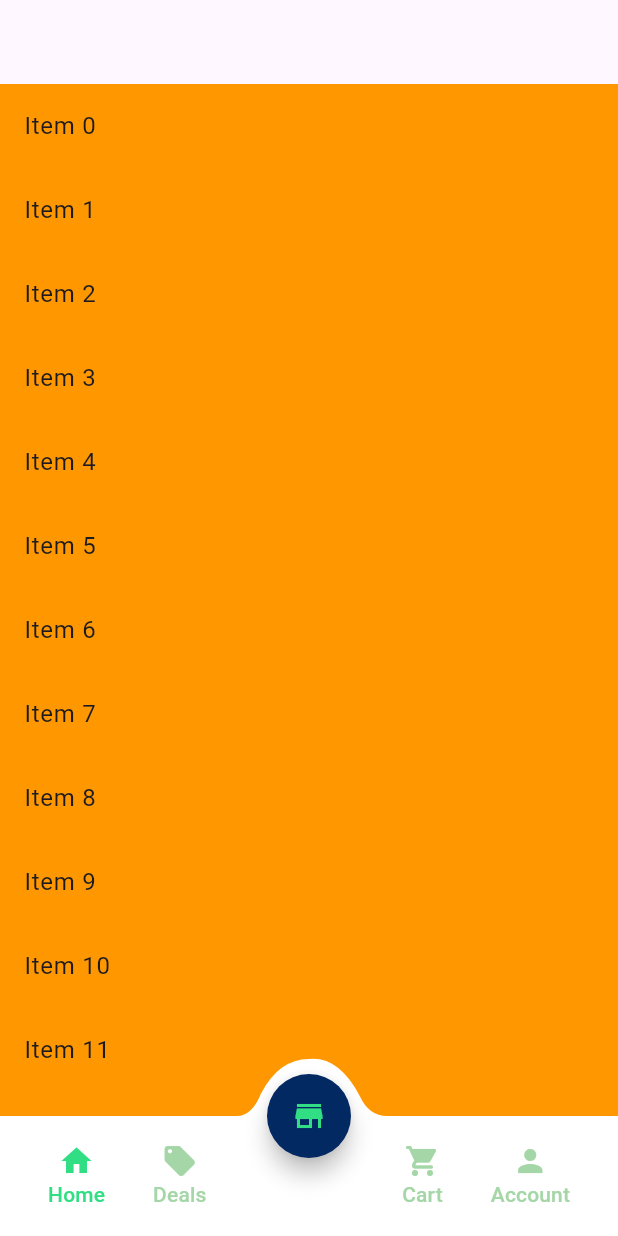
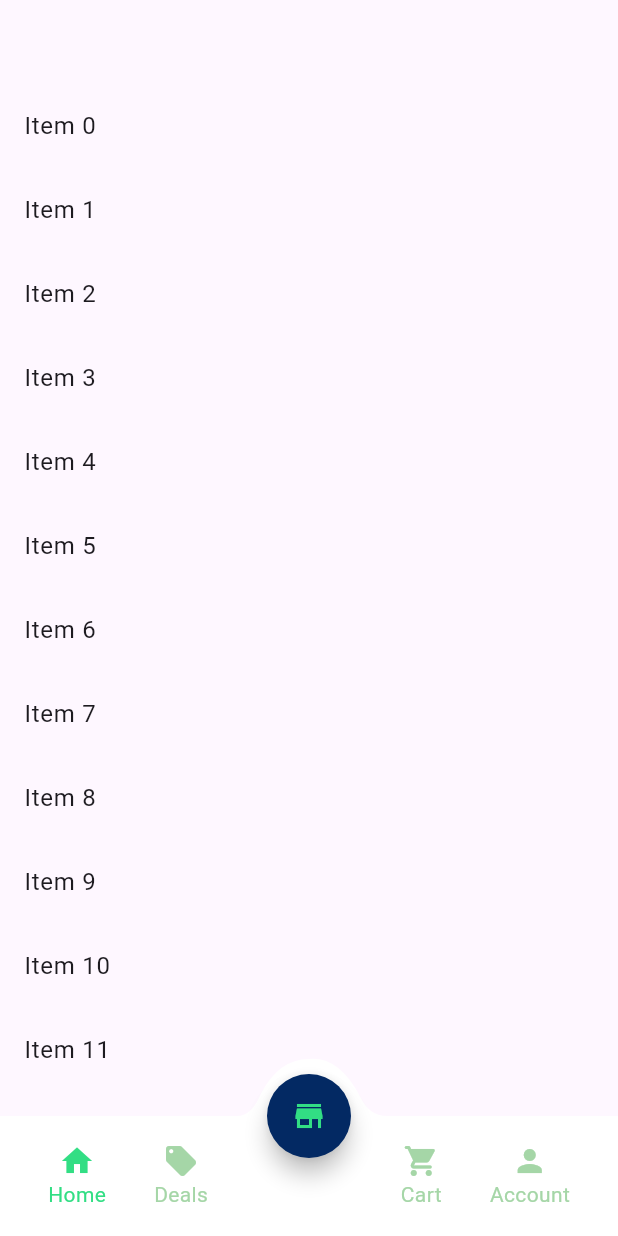
Before and after one commit to caio-deiro/bento_layout_challenger, a Flutter app: the screen it shows after launch, on a phone screen of 412 x 824 dp. Run offline on Flutter 3.47's test engine with Material 3 defaults, Android fonts, the phone set to English and light mode, and no system bars.

Commit message:
create file to colors

```diff
--- /dev/null
+++ b/lib/src/app/core/constants/app_colors.dart
@@ -0,0 +1,22 @@
+import 'dart:ui';
+
+/// Class responsable for the app colors
+class AppColors {
+  /// White primary color
+  static const whitePrimary = Color(0xFFFFFFFF);
+
+  /// Green primary color
+  static const greenPrimary = Color(0xFF32de84);
+
+  /// Green secondary color
+  static const greenSecondary = Color(0xFFA5D6A7);
+
+  /// Blue primary color
+  static const bluePrimary = Color(0xFF032963);
+
+  /// Blue secondary color
+  static const blueSecondary = Color(0xFF828E9B);
+
+  /// Blue tertiary color
+  static const blueTertiary = Color(0xFFBFEDC8);
+}
--- a/lib/src/app/core/widgets/app_bottombar_widget.dart
+++ b/lib/src/app/core/widgets/app_bottombar_widget.dart
@@ -1,3 +1,4 @@
+import 'package:bento_layout_challenger/src/app/core/constants/app_colors.dart';
 import 'package:flutter/material.dart';
 
 /// AppBottombarWidget Class responsible for the bottom bar
@@ -8,7 +9,7 @@ class AppBottombarWidget extends StatelessWidget {
   @override
   Widget build(BuildContext context) {
     return BottomAppBar(
-      color: Colors.white,
+      color: AppColors.whitePrimary,
       child: Row(
         mainAxisAlignment: MainAxisAlignment.spaceBetween,
         children: [
@@ -17,18 +18,18 @@ class AppBottombarWidget extends StatelessWidget {
               MaterialButton(
                 minWidth: 40,
                 onPressed: () {},
-                child: const Column(
+                child: Column(
                   mainAxisAlignment: MainAxisAlignment.center,
                   children: <Widget>[
-                    Icon(
+                    const Icon(
                       Icons.home,
-                      color: Color(0xFF32de84),
+                      color: AppColors.greenPrimary,
                     ),
                     Text(
                       'Home',
-                      style: TextStyle(
-                        color: Color(0xFF32de84),
-                      ),
+                      style: Theme.of(context).textTheme.bodyMedium?.copyWith(
+                            color: AppColors.greenPrimary,
+                          ),
                     ),
                   ],
                 ),
@@ -39,15 +40,15 @@ class AppBottombarWidget extends StatelessWidget {
                 child: Column(
                   mainAxisAlignment: MainAxisAlignment.center,
                   children: <Widget>[
-                    Icon(
+                    const Icon(
                       Icons.local_offer,
-                      color: Colors.green[200],
+                      color: AppColors.greenSecondary,
                     ),
                     Text(
                       'Deals',
-                      style: TextStyle(
-                        color: Colors.green[200],
-                      ),
+                      style: Theme.of(context).textTheme.bodyMedium?.copyWith(
+                            color: AppColors.greenSecondary,
+                          ),
                     ),
                   ],
                 ),
@@ -62,15 +63,15 @@ class AppBottombarWidget extends StatelessWidget {
                 child: Column(
                   mainAxisAlignment: MainAxisAlignment.center,
                   children: <Widget>[
-                    Icon(
+                    const Icon(
                       Icons.shopping_cart_rounded,
-                      color: Colors.green[200],
+                      color: AppColors.greenSecondary,
                     ),
                     Text(
                       'Cart',
-                      style: TextStyle(
-                        color: Colors.green[200],
-                      ),
+                      style: Theme.of(context).textTheme.bodyMedium?.copyWith(
+                            color: AppColors.greenSecondary,
+                          ),
                     ),
                   ],
                 ),
@@ -81,15 +82,15 @@ class AppBottombarWidget extends StatelessWidget {
                 child: Column(
                   mainAxisAlignment: MainAxisAlignment.center,
                   children: <Widget>[
-                    Icon(
+                    const Icon(
                       Icons.person,
-                      color: Colors.green[200],
+                      color: AppColors.greenSecondary,
                     ),
                     Text(
                       'Account',
-                      style: TextStyle(
-                        color: Colors.green[200],
-                      ),
+                      style: Theme.of(context).textTheme.bodyMedium?.copyWith(
+                            color: AppColors.greenSecondary,
+                          ),
                     ),
                   ],
                 ),
--- a/lib/src/app/home/pages/home_page.dart
+++ b/lib/src/app/home/pages/home_page.dart
@@ -1,3 +1,4 @@
+import 'package:bento_layout_challenger/src/app/core/constants/app_colors.dart';
 import 'package:bento_layout_challenger/src/app/core/services/paint/bottom_sheet_custom_painter.dart';
 import 'package:bento_layout_challenger/src/app/core/widgets/app_bottombar_widget.dart';
 import 'package:flutter/material.dart';
@@ -10,14 +11,13 @@ class HomePage extends StatelessWidget {
   @override
   Widget build(BuildContext context) {
     return Scaffold(
-      backgroundColor: Colors.orange,
       floatingActionButton: FloatingActionButton(
         shape: const RoundedRectangleBorder(
           borderRadius: BorderRadius.all(Radius.circular(50)),
         ),
         onPressed: () {},
-        backgroundColor: const Color.fromARGB(255, 3, 41, 99),
-        child: const Icon(Icons.store, color: Color(0xFF32de84)),
+        backgroundColor: AppColors.bluePrimary,
+        child: const Icon(Icons.store, color: AppColors.greenPrimary),
       ),
       floatingActionButtonLocation: FloatingActionButtonLocation.centerDocked,
       bottomNavigationBar: CustomPaint(
```
